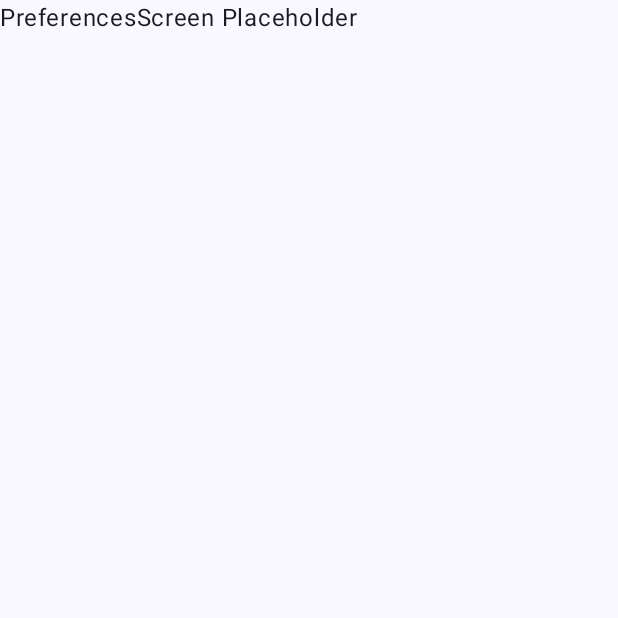
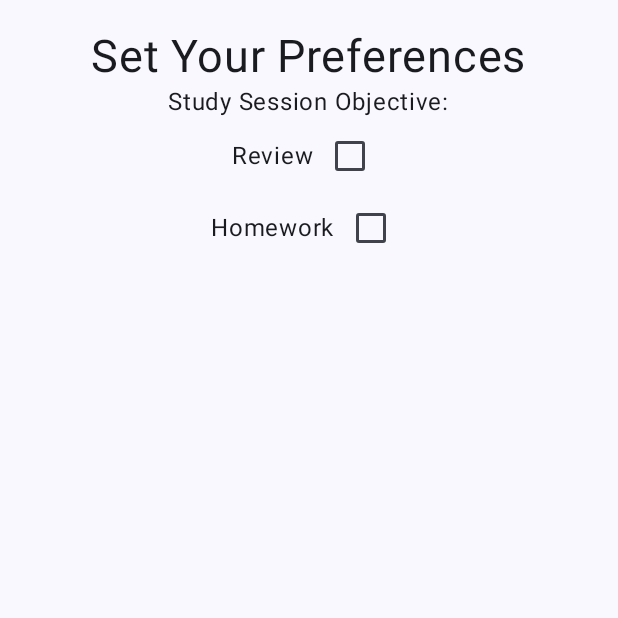
Before and after one commit to alexmcgowan112/android-hack-challenge-fa24, an Android app built with Jetpack Compose: the composable PreferencesScreen shown on its own in the app's theme, on a phone screen of 412 x 824 dp, the top half of it. Run offline under Robolectric (Android 15) with nearby library versions, the phone set to English and light mode, and no system bars.

Commit message:
added PreferencesScreen checkboxes

```diff
--- a/app/src/main/java/com/example/a6starter/ui/screens/main/PreferencesScreen.kt
+++ b/app/src/main/java/com/example/a6starter/ui/screens/main/PreferencesScreen.kt
@@ -1,9 +1,54 @@
 package com.example.a6starter.ui.screens.main
 
+import androidx.compose.foundation.layout.Column
+import androidx.compose.foundation.layout.Row
+import androidx.compose.foundation.layout.fillMaxSize
+import androidx.compose.foundation.layout.padding
+import androidx.compose.material3.Checkbox
 import androidx.compose.material3.Text
 import androidx.compose.runtime.Composable
+import androidx.compose.runtime.getValue
+import androidx.compose.runtime.mutableStateOf
+import androidx.compose.runtime.remember
+import androidx.compose.runtime.setValue
+import androidx.compose.ui.Alignment
+import androidx.compose.ui.Modifier
+import androidx.compose.ui.unit.dp
+import androidx.compose.ui.unit.sp
 
 @Composable
 fun PreferencesScreen() {
-    Text("PreferencesScreen Placeholder")
+    Column(
+        modifier = Modifier
+            .padding(20.dp)
+            .fillMaxSize(),
+        horizontalAlignment = Alignment.CenterHorizontally
+    )
+    {
+        Text(text = "Set Your Preferences", fontSize = 30.sp)
+        Text("Study Session Objective:")
+        CheckBox("Review")
+        CheckBox("Homework")
+    }
+
 }
+
+@Composable
+fun CheckBox(boxString: String) {
+    var isChecked by remember { mutableStateOf(false) }
+    Row(
+        verticalAlignment = Alignment.CenterVertically,
+    ) {
+        Text(
+            boxString
+        )
+        Checkbox(
+            checked = isChecked,
+            onCheckedChange = { isChecked = it }
+        )
+    }
+
+    /**Text(
+    if (isChecked) "Checkbox is checked" else "Checkbox is unchecked"
+    )**/
+}
```
